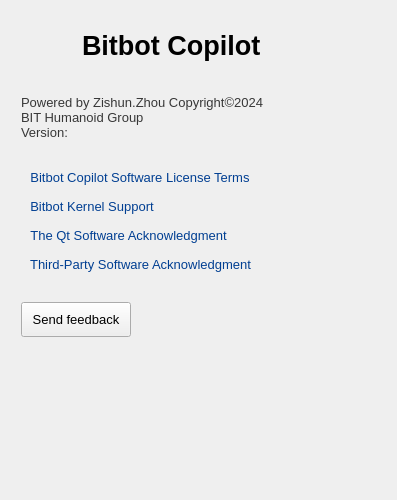
The window that UI/AboutPage.ui (ZzzzzzS/BitbotCopilot) describes before a commit, drawn with Qt 5.
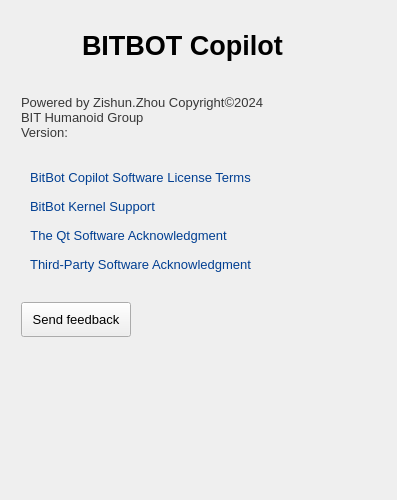
The same window after the commit. Icons and pictures are not drawn. Custom widgets are drawn as their Qt base class.

What changed in the file:
```diff
--- a/UI/AboutPage.ui
+++ b/UI/AboutPage.ui
@@ -121,7 +121,7 @@
               </font>
              </property>
              <property name="text">
-              <string>Bitbot Copilot</string>
+              <string>BITBOT Copilot</string>
              </property>
             </widget>
            </item>
@@ -369,7 +369,7 @@
               <string notr="true">background:transparent;</string>
              </property>
              <property name="text">
-              <string>Bitbot Copilot Software License Terms</string>
+              <string>BitBot Copilot Software License Terms</string>
              </property>
              <property name="flat">
               <bool>true</bool>
@@ -539,7 +539,7 @@
               <string notr="true">background:transparent;</string>
              </property>
              <property name="text">
-              <string>Bitbot Kernel Support</string>
+              <string>BitBot Kernel Support</string>
              </property>
              <property name="flat">
               <bool>true</bool>
```
